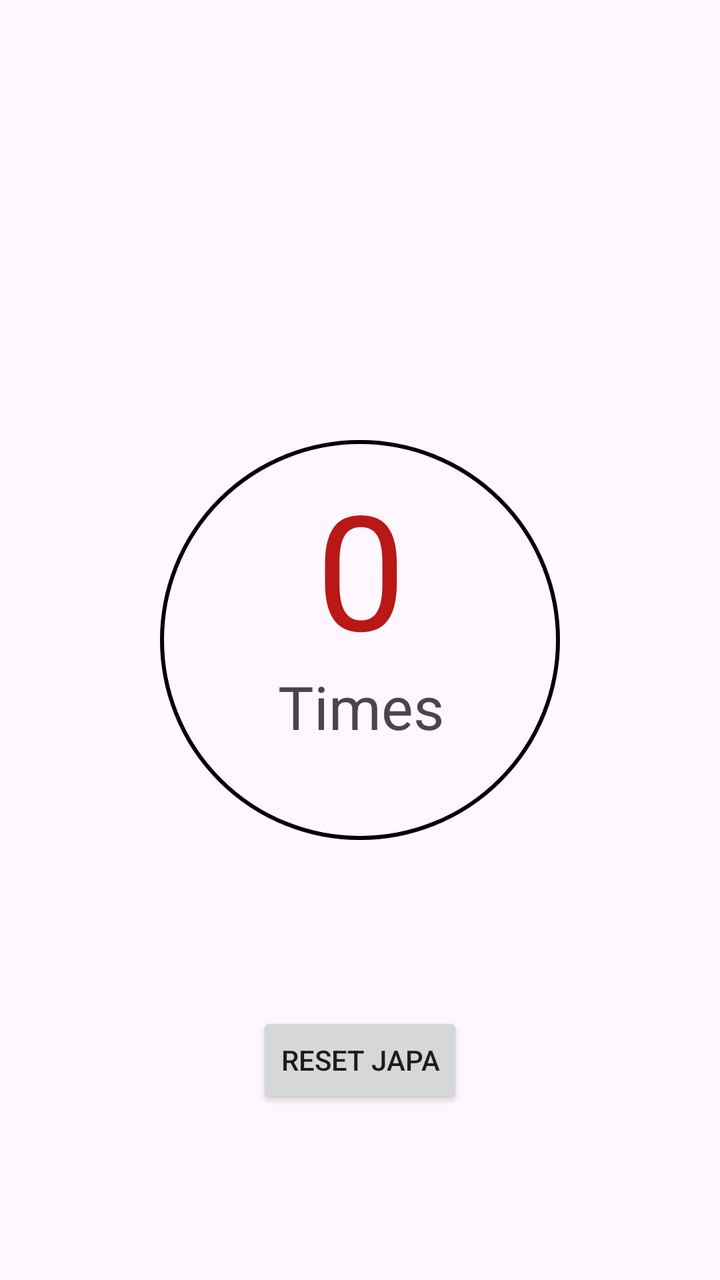
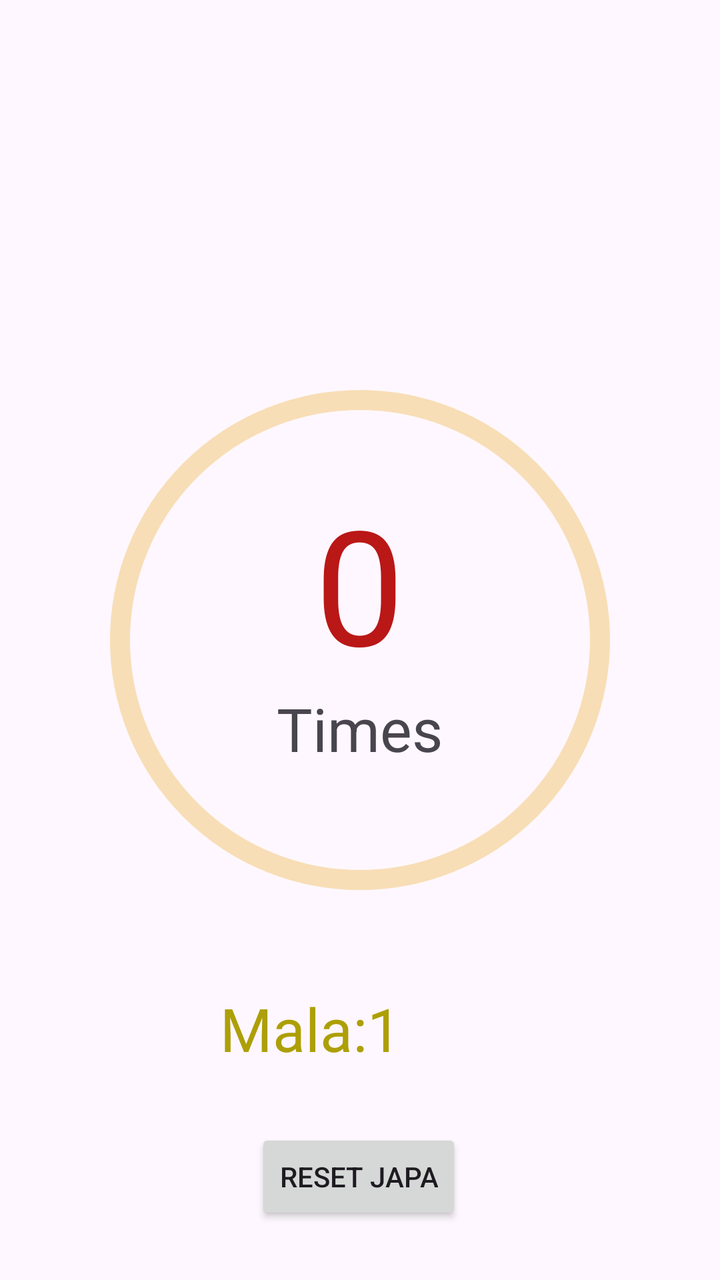

Screens rendered from an Android XML layout before and after an edit, with the pre-edit source and the edit as a unified diff.
<!-- AndroidManifest.xml: application theme Theme.CounterApp -->
<!-- res/layout/activity_main.xml -->
<?xml version="1.0" encoding="utf-8"?>
<androidx.constraintlayout.widget.ConstraintLayout xmlns:android="http://schemas.android.com/apk/res/android"
    xmlns:app="http://schemas.android.com/apk/res-auto"
    xmlns:tools="http://schemas.android.com/tools"
    android:id="@+id/main"
    android:hapticFeedbackEnabled="true"
    android:layout_width="match_parent"
    android:layout_height="match_parent"
    tools:context=".MainActivity"
    android:clickable="true">

    <androidx.constraintlayout.widget.ConstraintLayout
        android:id="@+id/constraintLayout"
        android:layout_width="200dp"
        android:layout_height="200dp"
        android:background="@drawable/circular_bg"
        app:layout_constraintBottom_toBottomOf="parent"
        app:layout_constraintEnd_toEndOf="parent"
        app:layout_constraintStart_toStartOf="parent"
        app:layout_constraintTop_toTopOf="parent">

        <TextView
            android:id="@+id/counterNumbertxt"
            android:layout_width="wrap_content"
            android:layout_height="90dp"
            android:layout_centerInParent="true"
            android:layout_marginBottom="7dp"
            android:gravity="center"
            android:text="0"
            android:textColor="#BA1717"
            android:textSize="80dp"
            app:layout_constraintBottom_toTopOf="@+id/textView"
            app:layout_constraintEnd_toEndOf="parent"
            app:layout_constraintHorizontal_bias="0.503"
            app:layout_constraintStart_toStartOf="parent"
            app:layout_constraintTop_toTopOf="parent"
            app:layout_constraintVertical_bias="0.0" />

        <TextView
            android:id="@+id/textView"
            android:layout_width="wrap_content"
            android:layout_height="wrap_content"
            android:layout_below="@+id/counterNumbertxt"
            android:layout_centerHorizontal="true"
            android:layout_marginBottom="36dp"
            android:text="Times"
            android:textSize="30sp"
            app:layout_constraintBottom_toBottomOf="parent"
            app:layout_constraintEnd_toEndOf="parent"
            app:layout_constraintHorizontal_bias="0.504"
            app:layout_constraintStart_toStartOf="parent"
            app:layout_constraintTop_toBottomOf="@+id/counterNumbertxt"
            app:layout_constraintVertical_bias="0.5" />

    </androidx.constraintlayout.widget.ConstraintLayout>

    <Button
        android:id="@+id/resetbtn"
        android:layout_width="wrap_content"
        android:layout_height="wrap_content"
        android:text="Reset Japa"
        app:layout_constraintBottom_toBottomOf="parent"
        app:layout_constraintEnd_toEndOf="parent"
        app:layout_constraintStart_toStartOf="parent"
        app:layout_constraintTop_toBottomOf="@+id/constraintLayout" />

</androidx.constraintlayout.widget.ConstraintLayout>
<!-- resources referenced by this layout -->
<resources>
  <!-- drawable circular_bg (drawable) -->
  <?xml version="1.0" encoding="utf-8"?>
  <shape xmlns:android="http://schemas.android.com/apk/res/android"
      android:shape="oval">
  
      
      <stroke
          android:width="2dp"
          android:color="#000000" />
      
      <padding
          android:bottom="5dp"
          android:left="5dp"
          android:right="5dp"
          android:top="5dp" />
      
      <size
          android:width="100dp"
          android:height="100dp" />
  </shape>
  <style name="Theme.CounterApp" parent="Base.Theme.CounterApp" />
  <style name="Base.Theme.CounterApp" parent="Theme.Material3.DayNight.NoActionBar">
          
          
      </style>
</resources>

<!-- the commit's change to res/layout/activity_main.xml (unified diff, before → after) -->
@@ -9,15 +9,33 @@
     tools:context=".MainActivity"
     android:clickable="true">
 
+
+    <com.google.android.material.progressindicator.CircularProgressIndicator
+        android:id="@+id/progressbar"
+        android:layout_width="wrap_content"
+        android:layout_height="wrap_content"
+        android:indeterminate="false"
+        app:trackThickness="10dp"
+        app:trackColor="#F8DEB6"
+        app:indicatorColor="#E26C32"
+        android:max="108"
+        app:indicatorInset="5dp"
+        app:indicatorSize="250dp"
+        app:layout_constraintBottom_toBottomOf="parent"
+        app:layout_constraintEnd_toEndOf="parent"
+        app:layout_constraintStart_toStartOf="parent"
+        app:layout_constraintTop_toTopOf="parent" />
+
     <androidx.constraintlayout.widget.ConstraintLayout
         android:id="@+id/constraintLayout"
         android:layout_width="200dp"
         android:layout_height="200dp"
-        android:background="@drawable/circular_bg"
-        app:layout_constraintBottom_toBottomOf="parent"
-        app:layout_constraintEnd_toEndOf="parent"
-        app:layout_constraintStart_toStartOf="parent"
-        app:layout_constraintTop_toTopOf="parent">
+        app:layout_constraintBottom_toBottomOf="@+id/progressbar"
+        app:layout_constraintEnd_toEndOf="@+id/progressbar"
+        app:layout_constraintHorizontal_bias="0.488"
+        app:layout_constraintStart_toStartOf="@+id/progressbar"
+        app:layout_constraintTop_toTopOf="@+id/progressbar"
+        app:layout_constraintVertical_bias="0.655">
 
         <TextView
             android:id="@+id/counterNumbertxt"
@@ -54,6 +72,39 @@
 
     </androidx.constraintlayout.widget.ConstraintLayout>
 
+    <LinearLayout
+        android:layout_width="200dp"
+        android:layout_height="wrap_content"
+        android:orientation="horizontal"
+        app:layout_constraintBottom_toBottomOf="parent"
+        app:layout_constraintEnd_toEndOf="parent"
+        app:layout_constraintHorizontal_bias="0.687"
+        app:layout_constraintStart_toStartOf="parent"
+        app:layout_constraintTop_toTopOf="parent"
+        app:layout_constraintVertical_bias="0.824">
+
+        <TextView
+            android:id="@+id/mala_text"
+            android:layout_width="wrap_content"
+            android:layout_height="wrap_content"
+            android:text="Mala:"
+            android:textColor="#AD9F06"
+            android:textSize="30sp"
+            tools:layout_editor_absoluteX="155dp"
+            tools:layout_editor_absoluteY="504dp" />
+
+        <TextView
+            android:id="@+id/mala_count"
+            android:layout_width="wrap_content"
+            android:layout_height="wrap_content"
+            android:text="1"
+            android:textColor="#AD9F06"
+            android:textSize="30sp"
+            tools:layout_editor_absoluteX="241dp"
+            tools:layout_editor_absoluteY="503dp" />
+
+    </LinearLayout>
+
     <Button
         android:id="@+id/resetbtn"
         android:layout_width="wrap_content"
@@ -61,7 +112,10 @@
         android:text="Reset Japa"
         app:layout_constraintBottom_toBottomOf="parent"
         app:layout_constraintEnd_toEndOf="parent"
+        app:layout_constraintHorizontal_bias="0.498"
         app:layout_constraintStart_toStartOf="parent"
-        app:layout_constraintTop_toBottomOf="@+id/constraintLayout" />
+        app:layout_constraintTop_toBottomOf="@+id/constraintLayout"
+        app:layout_constraintVertical_bias="0.83" />
+
 
 </androidx.constraintlayout.widget.ConstraintLayout>
<!-- resource entries referenced after the edit -->
@@ -1,25 +1,5 @@
 <!-- resources referenced by this layout -->
 <resources>
-  <!-- drawable circular_bg (drawable) -->
-  <?xml version="1.0" encoding="utf-8"?>
-  <shape xmlns:android="http://schemas.android.com/apk/res/android"
-      android:shape="oval">
-  
-      
-      <stroke
-          android:width="2dp"
-          android:color="#000000" />
-      
-      <padding
-          android:bottom="5dp"
-          android:left="5dp"
-          android:right="5dp"
-          android:top="5dp" />
-      
-      <size
-          android:width="100dp"
-          android:height="100dp" />
-  </shape>
   <style name="Theme.CounterApp" parent="Base.Theme.CounterApp" />
   <style name="Base.Theme.CounterApp" parent="Theme.Material3.DayNight.NoActionBar">
           
